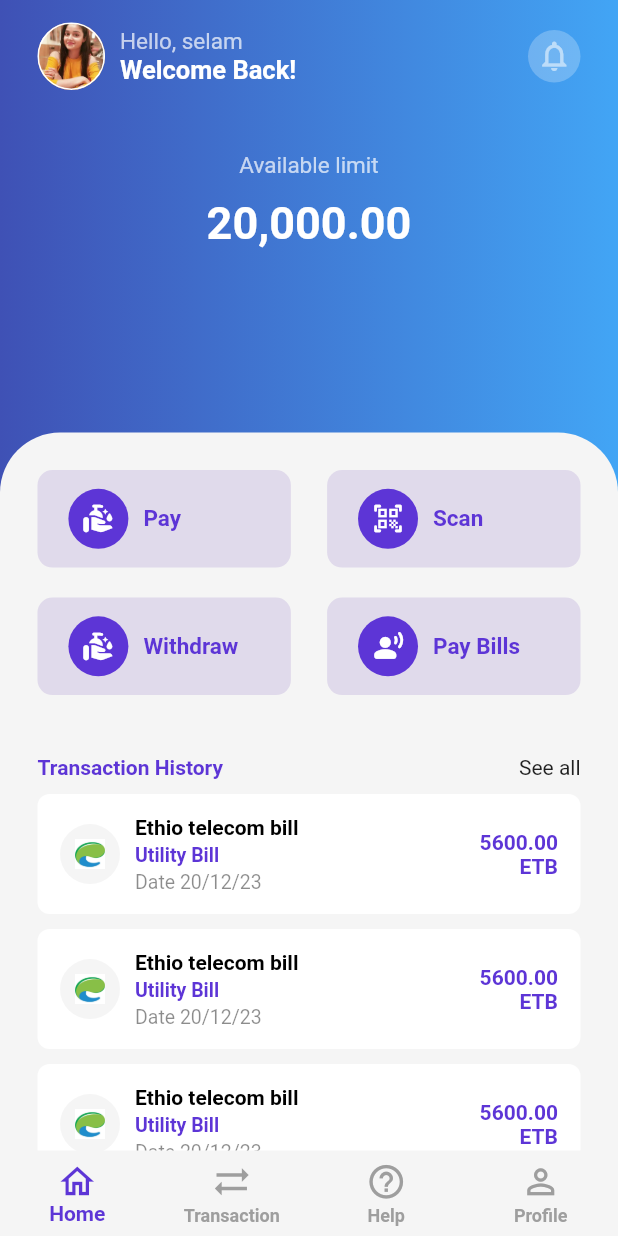
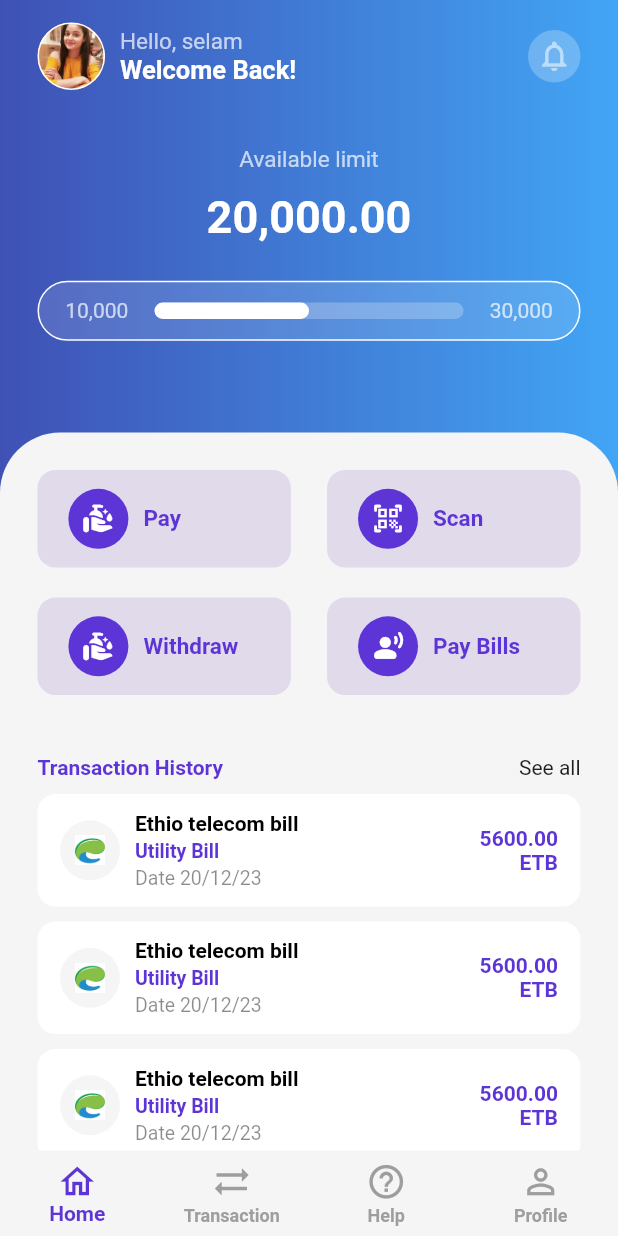
Before and after one commit to Estifki/sample, a Flutter app: the screen it shows after launch, on a phone screen of 412 x 824 dp. Run offline on Flutter 3.47's test engine with Material 2 defaults, Android fonts, the phone set to English and light mode, and no system bars.

Commit message:
updated ui

```diff
--- a/lib/screen/home.dart
+++ b/lib/screen/home.dart
@@ -86,7 +86,7 @@ class HomeScreen extends StatelessWidget {
                 //
                 //
                 //
-                SizedBox(height: screenSize.height * 0.05),
+                SizedBox(height: screenSize.height * 0.045),
                 const Text("Available limit",
                     style: TextStyle(fontSize: 15, color: Colors.white70)),
                 SizedBox(height: screenSize.height * 0.015),
@@ -94,7 +94,43 @@ class HomeScreen extends StatelessWidget {
                     style: TextStyle(
                         fontSize: 30,
                         fontWeight: FontWeight.bold,
-                        color: Colors.white))
+                        color: Colors.white)),
+                SizedBox(height: screenSize.height * 0.03),
+
+                Container(
+                  height: 40,
+                  width: screenSize.width,
+                  decoration: BoxDecoration(
+                      color: Colors.white12,
+                      borderRadius: BorderRadius.circular(25),
+                      border: Border.all(color: Colors.white)),
+                  child: Row(
+                    mainAxisAlignment: MainAxisAlignment.spaceEvenly,
+                    crossAxisAlignment: CrossAxisAlignment.center,
+                    children: [
+                      const Text("10,000",
+                          style: TextStyle(color: Colors.white70)),
+                      Container(
+                        height: 11,
+                        width: screenSize.width * 0.5,
+                        decoration: BoxDecoration(
+                            color: Colors.white24,
+                            borderRadius: BorderRadius.circular(25)),
+                        child: Align(
+                          alignment: Alignment.centerLeft,
+                          child: Container(
+                            width: screenSize.width * 0.25,
+                            decoration: BoxDecoration(
+                                color: Colors.white,
+                                borderRadius: BorderRadius.circular(25)),
+                          ),
+                        ),
+                      ),
+                      const Text("30,000",
+                          style: TextStyle(color: Colors.white70)),
+                    ],
+                  ),
+                ),
               ]),
             ),
           ),
@@ -245,10 +281,10 @@ class TransactionHistoryWidget extends StatelessWidget {
   Widget build(BuildContext context) {
     Size screenSize = MediaQuery.of(context).size;
     return Container(
-      height: 80,
+      height: 75,
       width: screenSize.width,
       decoration: BoxDecoration(
-          color: Colors.white, borderRadius: BorderRadius.circular(8.0)),
+          color: Colors.white, borderRadius: BorderRadius.circular(12.0)),
       child: Row(
           mainAxisAlignment: MainAxisAlignment.start,
           crossAxisAlignment: CrossAxisAlignment.center,
@@ -344,7 +380,7 @@ class PaymentWidgets extends StatelessWidget {
       height: 65,
       width: screenSize.width * 0.41,
       decoration: BoxDecoration(
-        borderRadius: BorderRadius.circular(10.0),
+        borderRadius: BorderRadius.circular(12.0),
         color: const Color.fromARGB(255, 224, 218, 235),
       ),
       child: Row(
```
